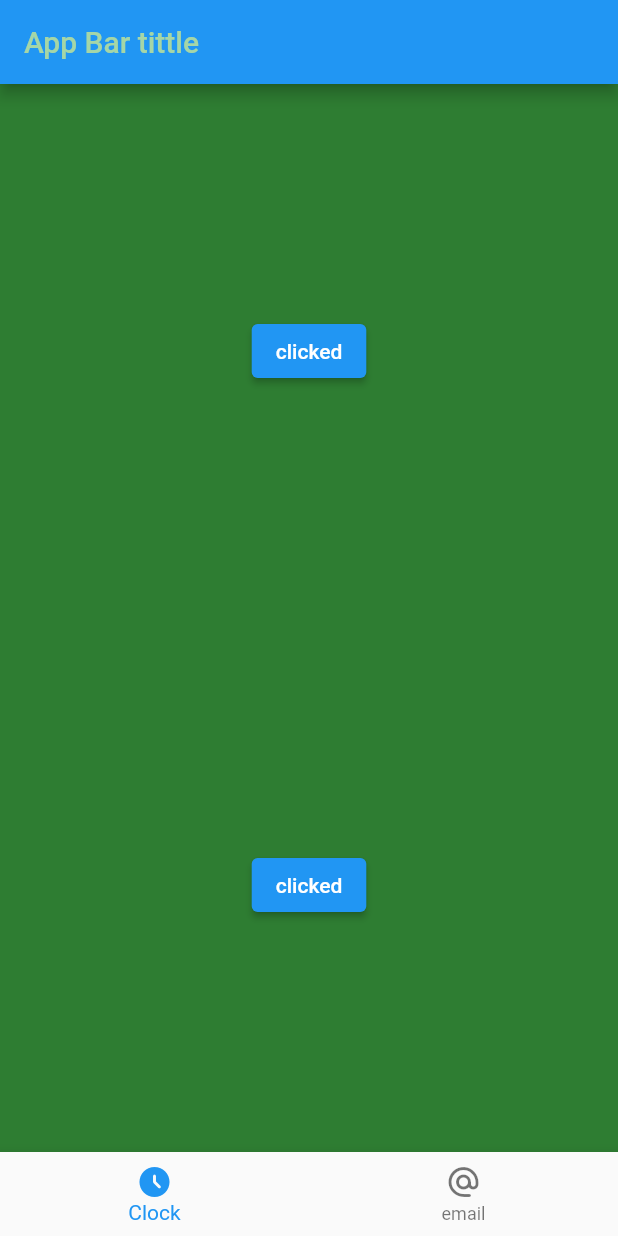
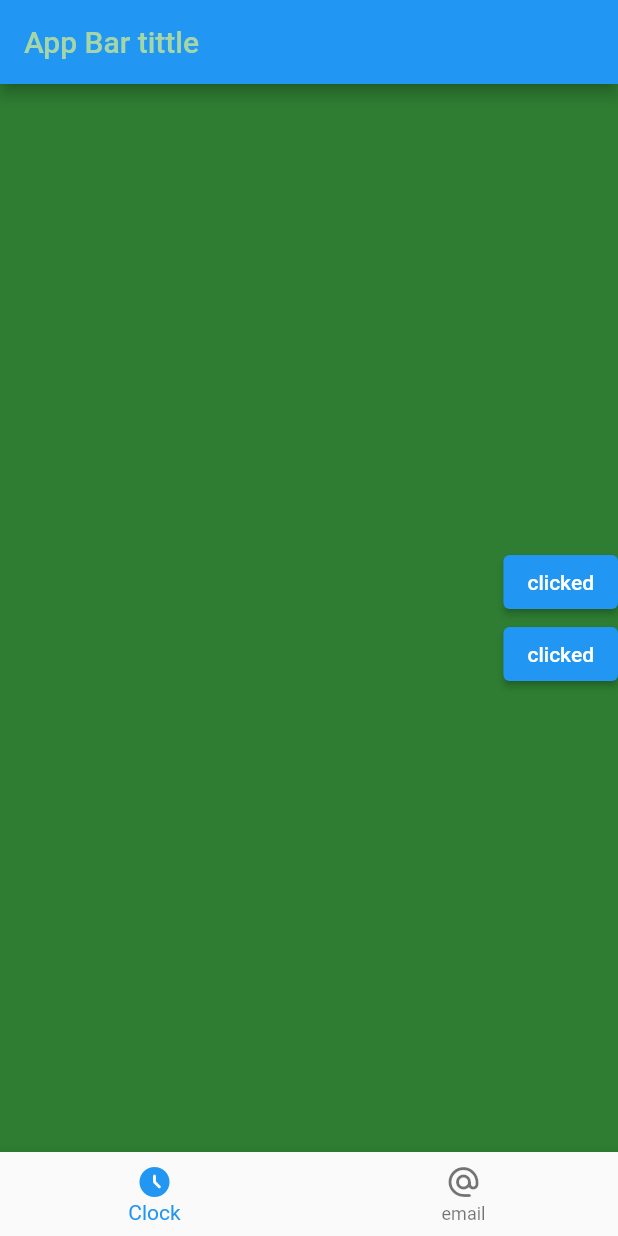
Before and after one commit to ParamPS25/flutter_overview, a Flutter app: the screen it shows after launch, after a tap on "click here", on a phone screen of 412 x 824 dp. Run offline on Flutter 3.47's test engine with Material 2 defaults, Android fonts, the phone set to English and light mode, and no system bars.

Commit message:
column overview

```diff
--- a/lib/main.dart
+++ b/lib/main.dart
@@ -3,7 +3,7 @@
 import 'package:flutter/material.dart';
 
 void main() {
-  runApp(MyApp());
+  runApp(const MyApp());
 }
 
 class MyApp extends StatefulWidget {
@@ -26,11 +26,16 @@ class _MyAppState extends State<MyApp> {
           foregroundColor: Colors.green[200],
         ),
 
-        body: Column(
-          mainAxisAlignment: MainAxisAlignment.spaceAround,
+        body: Center(
+         child:SizedBox(
+
+          width: double.infinity, // will take as much as place possible
+          child: Column(
+          mainAxisAlignment: MainAxisAlignment.center,
+          crossAxisAlignment: CrossAxisAlignment.end,
           children: [
-          Center(
-          child: ElevatedButton(
+
+           ElevatedButton(
             onPressed: () {
               setState(() {
                 buttonName = "clicked";
@@ -38,9 +43,9 @@ class _MyAppState extends State<MyApp> {
             },
             child: Text(buttonName),
           ),
-        ),
-        Center(
-          child: ElevatedButton(
+
+
+           ElevatedButton(
             onPressed: () {
               setState(() {
                 buttonName = "clicked";
@@ -48,8 +53,10 @@ class _MyAppState extends State<MyApp> {
             },
             child: Text(buttonName),
           ),
+
+        ],),
         ),
-        ],),
+        ),
 
 
         bottomNavigationBar: BottomNavigationBar(
```
